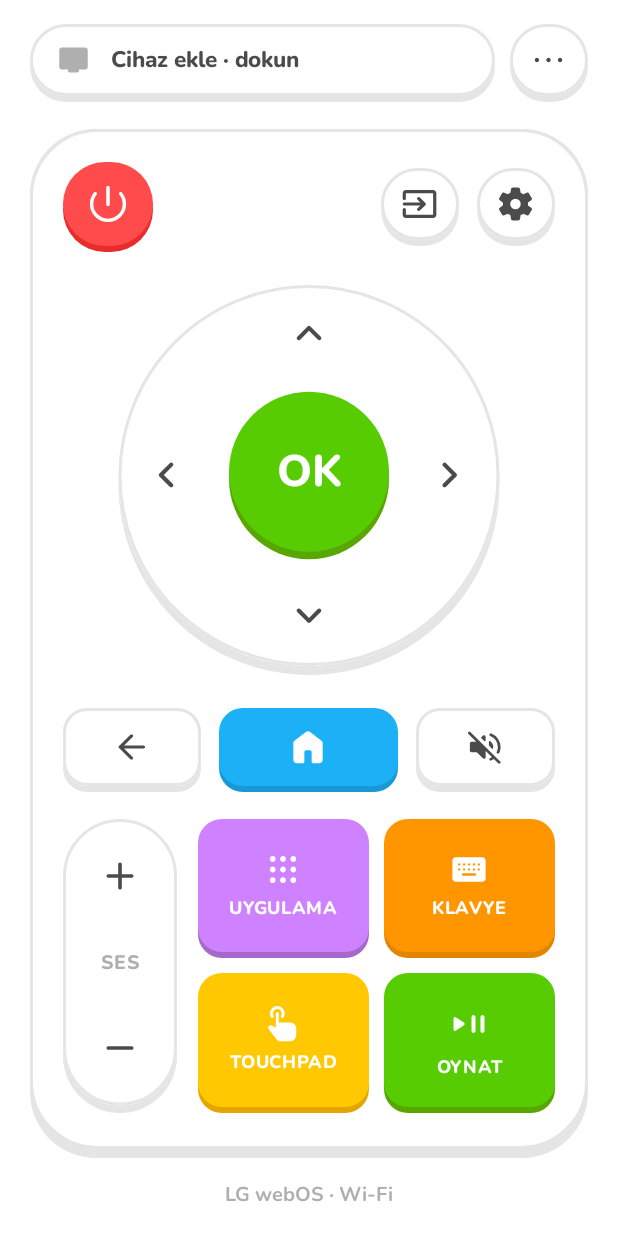
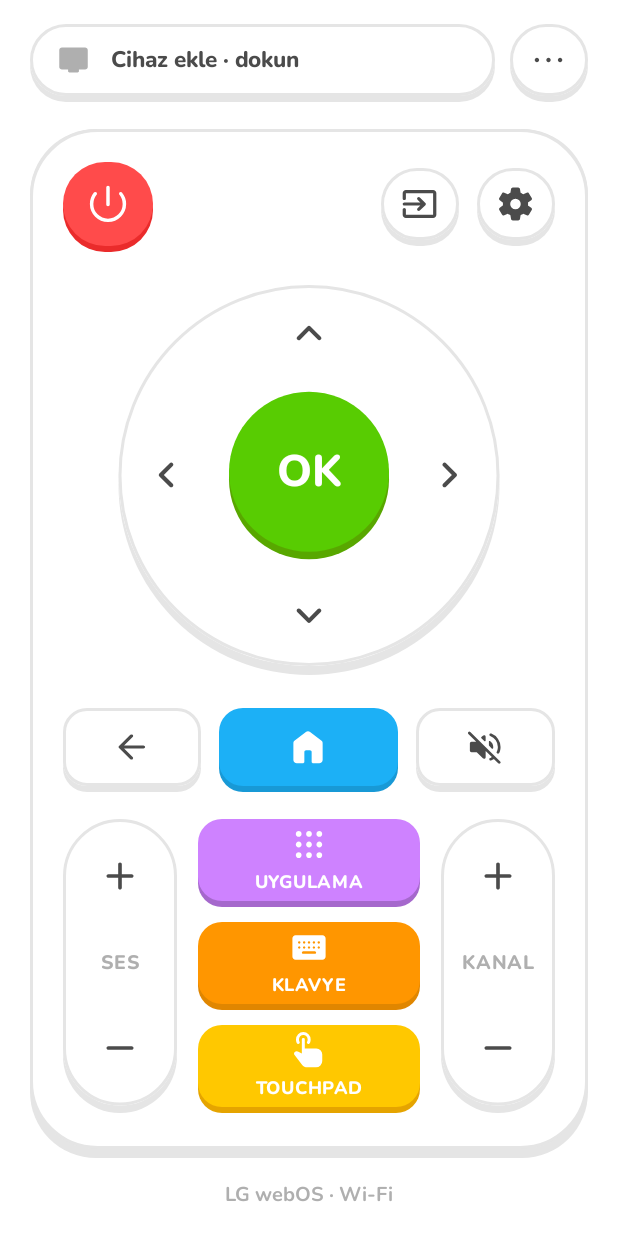
Before and after one commit to massliharf/tv-remote, an Android app: the screen it shows after launch (MainActivity), on a phone screen of 412 x 824 dp. Run offline under Robolectric (Android 15) with nearby library versions, the phone set to English and light mode, and no system bars.

Commit message:
Keep the channel rocker for the LG TV; hide it only for Android TV
Shortcuts are arranged per device: one column beside the channel rocker
for LG, a 2x2 grid with Play/Pause for an Android TV box.

Co-Authored-By: Claude Opus 5.5 <noreply@anthropic.com>
Claude-Session: https://claude.ai/code/session_016E5LujFHiumM9RQ2aNs3vE

```diff
--- a/app/src/main/java/com/massliharf/tvremote/MainActivity.kt
+++ b/app/src/main/java/com/massliharf/tvremote/MainActivity.kt
@@ -61,6 +61,7 @@ class MainActivity : Activity(), Controller.Listener {
         wireKeys(root)
         dpad.onKey = { press(it) }
         findViewById<RockerView>(R.id.volRocker).onKey = { press(it) }
+        findViewById<RockerView>(R.id.chRocker).onKey = { press(it) }
 
         statusChip.setOnClickListener { showDevicesSheet() }
         findViewById<View>(R.id.btnMore).setOnClickListener { showAdvancedSheet() }
@@ -124,6 +125,7 @@ class MainActivity : Activity(), Controller.Listener {
     private fun refreshUi() {
         val c = controller
         btnPad.isEnabled = isLg || Build.VERSION.SDK_INT >= Build.VERSION_CODES.P
+        arrangeShortcuts()
         updateModeHint()
         render(c, c?.state ?: Controller.State.DISCONNECTED, null)
         buildDeviceBar()
@@ -146,6 +148,31 @@ class MainActivity : Activity(), Controller.Listener {
             }, LinearLayout.LayoutParams(
                 LinearLayout.LayoutParams.WRAP_CONTENT, (48 * d).toInt(),
             ).apply { marginEnd = (10 * d).toInt() })
+        }
+    }
+
+    /**
+     * LG TV: Apps / Keyboard / Touchpad in one column beside the channel rocker.
+     * Android TV box (no channels): a 2x2 grid that adds Play/Pause.
+     */
+    private fun arrangeShortcuts() {
+        val container = findViewById<LinearLayout>(R.id.shortcuts)
+        findViewById<View>(R.id.chRocker).visibility = if (isLg) View.VISIBLE else View.GONE
+        val buttons = listOf(R.id.btnApps, R.id.btnKeyboard, R.id.btnPad, R.id.btnPlayPause).map { findViewById<View>(it) }
+        buttons.forEach { (it.parent as? ViewGroup)?.removeView(it) }
+        container.removeAllViews()
+
+        val gap = (10 * resources.displayMetrics.density).toInt()
+        val rows = if (isLg) buttons.take(3).map { listOf(it) } else buttons.chunked(2)
+        buttons[3].visibility = if (isLg) View.GONE else View.VISIBLE
+        rows.forEachIndexed { r, row ->
+            val line = LinearLayout(this).apply { orientation = LinearLayout.HORIZONTAL }
+            row.forEachIndexed { i, b ->
+                line.addView(b, LinearLayout.LayoutParams(0, LinearLayout.LayoutParams.MATCH_PARENT, 1f)
+                    .apply { if (i > 0) marginStart = gap })
+            }
+            container.addView(line, LinearLayout.LayoutParams(LinearLayout.LayoutParams.MATCH_PARENT, 0, 1f)
+                .apply { if (r > 0) topMargin = gap })
         }
     }
 
@@ -531,6 +558,10 @@ class MainActivity : Activity(), Controller.Listener {
         val sheet = Sheet(this, "Gelişmiş", content)
         wireKeys(content)
 
+        if (!isLg) { // an Android TV box has no channels
+            content.findViewById<View>(R.id.channelTitle).visibility = View.GONE
+            content.findViewById<View>(R.id.channelRow).visibility = View.GONE
+        }
         val irButton = content.findViewById<KeyButton>(R.id.btnIrMode)
         irButton.visibility = if (isLg) View.VISIBLE else View.GONE
         fun refreshIr() {
--- a/app/src/main/res/layout/activity_main.xml
+++ b/app/src/main/res/layout/activity_main.xml
@@ -162,7 +162,9 @@
                     app:kbIcon="@drawable/ic_mute" />
             </LinearLayout>
 
-            <!-- Volume rocker + shortcuts -->
+            <!-- Volume rocker, shortcuts and (LG only) channel rocker.
+                 MainActivity arranges the shortcuts: one column next to the channel rocker
+                 for the LG TV, a 2x2 grid with Play/Pause for an Android TV box. -->
             <LinearLayout
                 style="@style/Row"
                 android:layout_marginTop="18dp">
@@ -176,17 +178,12 @@
                     app:rkTopKey="VOLUMEUP" />
 
                 <LinearLayout
+                    android:id="@+id/shortcuts"
                     android:layout_width="0dp"
                     android:layout_height="196dp"
                     android:layout_marginStart="14dp"
                     android:layout_weight="1"
                     android:orientation="vertical">
-
-                    <LinearLayout
-                        android:layout_width="match_parent"
-                        android:layout_height="0dp"
-                        android:layout_weight="1"
-                        android:orientation="horizontal">
 
                 <com.massliharf.tvremote.KeyButton
                     android:id="@+id/btnApps"
@@ -198,27 +195,16 @@
                     app:kbText="Uygulama"
                     app:kbTextSize="12sp"
                     app:kbVertical="true" />
-
                 <com.massliharf.tvremote.KeyButton
                     android:id="@+id/btnKeyboard"
                     android:layout_width="0dp"
                     android:layout_height="match_parent"
-                            android:layout_marginStart="10dp"
                     android:layout_weight="1"
                     app:kbIcon="@drawable/ic_keyboard"
                     app:kbKind="orange"
                     app:kbText="Klavye"
                     app:kbTextSize="12sp"
                     app:kbVertical="true" />
-                    </LinearLayout>
-
-                    <LinearLayout
-                        android:layout_width="match_parent"
-                        android:layout_height="0dp"
-                        android:layout_marginTop="10dp"
-                        android:layout_weight="1"
-                        android:orientation="horizontal">
-
                 <com.massliharf.tvremote.KeyButton
                     android:id="@+id/btnPad"
                     android:layout_width="0dp"
@@ -229,22 +215,28 @@
                     app:kbText="Touchpad"
                     app:kbTextSize="12sp"
                     app:kbVertical="true" />
-
                 <com.massliharf.tvremote.KeyButton
+                    android:id="@+id/btnPlayPause"
                     android:layout_width="0dp"
                     android:layout_height="match_parent"
-                            android:layout_marginStart="10dp"
                     android:layout_weight="1"
                     android:contentDescription="Oynat / duraklat"
                     android:tag="PLAYPAUSE"
                     app:kbIcon="@drawable/ic_playpause"
-                            app:kbIconSize="32dp"
                     app:kbKind="green"
                     app:kbText="Oynat"
                     app:kbTextSize="12sp"
                     app:kbVertical="true" />
                 </LinearLayout>
-                </LinearLayout>
+
+                <com.massliharf.tvremote.RockerView
+                    android:id="@+id/chRocker"
+                    android:layout_width="76dp"
+                    android:layout_height="196dp"
+                    android:layout_marginStart="14dp"
+                    app:rkBottomKey="CHANNELDOWN"
+                    app:rkLabel="KANAL"
+                    app:rkTopKey="CHANNELUP" />
             </LinearLayout>
         </LinearLayout>
 
--- a/app/src/main/res/layout/sheet_advanced.xml
+++ b/app/src/main/res/layout/sheet_advanced.xml
@@ -17,9 +17,9 @@
         app:kbIcon="@drawable/ic_ir"
         app:kbText="IR modu (kızılötesi)" />
 
-    <TextView style="@style/SectionTitle" android:text="Kanal" />
+    <TextView android:id="@+id/channelTitle" style="@style/SectionTitle" android:text="Kanal" />
 
-    <LinearLayout style="@style/Row">
+    <LinearLayout android:id="@+id/channelRow" style="@style/Row">
             <com.massliharf.tvremote.KeyButton style="@style/GridKey" android:tag="CHANNELDOWN" app:kbIcon="@drawable/ic_remove" app:kbText="Kanal" android:contentDescription="Kanal aşağı" />
             <com.massliharf.tvremote.KeyButton style="@style/GridKey" android:tag="CHANNELUP" app:kbIcon="@drawable/ic_add" app:kbText="Kanal" android:contentDescription="Kanal yukarı" />
     </LinearLayout>
```
Lines whose indentation alone changed are shown as unchanged.
